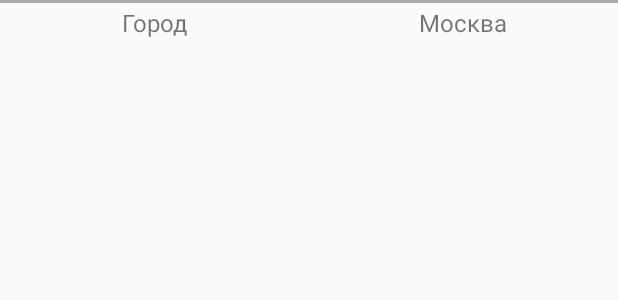
After one commit to DanielKolyabi/shippingagent, an Android app: the layout holder_task_details_filter_list_item.xml on its own in the app's theme, with its tools: preview values and no code run, on a phone screen of 412 x 824 dp. The commit adds this screen. Shown: the top 300 px of the screen. Run offline under Robolectric (Android 15) with nearby library versions, the phone set to English and light mode, and no system bars.

Commit message:
Task filters info instead of addresses if filters presented

```diff
--- a/app/src/main/java/ru/relabs/kurjercontroller/ui/fragments/taskInfo/TaskInfoModel.kt
+++ b/app/src/main/java/ru/relabs/kurjercontroller/ui/fragments/taskInfo/TaskInfoModel.kt
@@ -1,5 +1,6 @@
 package ru.relabs.kurjercontroller.ui.fragments.taskInfo
 
+import ru.relabs.kurjercontroller.models.FilterModel
 import ru.relabs.kurjercontroller.models.TaskItemModel
 import ru.relabs.kurjercontroller.models.TaskModel
 
@@ -9,5 +10,7 @@ import ru.relabs.kurjercontroller.models.TaskModel
 sealed class TaskInfoModel {
     class Task(val task: TaskModel) : TaskInfoModel()
     class TaskItem(val taskItem: TaskItemModel) : TaskInfoModel()
-    object DetailsTableHeader : TaskInfoModel()
+    class FilterItem(val filterName: String, val filterItem: FilterModel) : TaskInfoModel()
+    object DetailsAddressTableHeader : TaskInfoModel()
+    object DetailsFiltersTableHeader : TaskInfoModel()
 }
--- a/app/src/main/java/ru/relabs/kurjercontroller/ui/fragments/taskInfo/holders/InfoTableItemHolder.kt
+++ b/app/src/main/java/ru/relabs/kurjercontroller/ui/fragments/taskInfo/holders/InfoTableAddressItemHolder.kt
@@ -2,7 +2,7 @@ package ru.relabs.kurjercontroller.ui.fragments.taskInfo.holders
 
 import android.graphics.Color
 import android.view.View
-import kotlinx.android.synthetic.main.holder_task_details_list_item.view.*
+import kotlinx.android.synthetic.main.holder_task_details_address_list_item.view.*
 import ru.relabs.kurjer.ui.delegateAdapter.BaseViewHolder
 import ru.relabs.kurjercontroller.R
 import ru.relabs.kurjercontroller.models.TaskItemModel
@@ -11,7 +11,7 @@ import ru.relabs.kurjercontroller.ui.fragments.taskInfo.TaskInfoModel
 /**
  * Created by ProOrange on 29.08.2018.
  */
-class InfoTableItemHolder(itemView: View, val onInfoClicked: (item: TaskItemModel) -> Unit) :
+class InfoTableAddressItemHolder(itemView: View, val onInfoClicked: (item: TaskItemModel) -> Unit) :
     BaseViewHolder<TaskInfoModel>(itemView) {
     override fun onBindViewHolder(item: TaskInfoModel) {
         if (item !is TaskInfoModel.TaskItem) return
--- a/app/src/main/java/ru/relabs/kurjercontroller/ui/fragments/taskInfo/holders/InfoTableHeaderHolder.kt
+++ b/app/src/main/java/ru/relabs/kurjercontroller/ui/fragments/taskInfo/holders/InfoTableFiltersHeaderHolder.kt
@@ -7,8 +7,8 @@ import ru.relabs.kurjercontroller.ui.fragments.taskInfo.TaskInfoModel
 /**
  * Created by ProOrange on 29.08.2018.
  */
-class InfoTableHeaderHolder(itemView: View) : BaseViewHolder<TaskInfoModel>(itemView) {
+class InfoTableFiltersHeaderHolder(itemView: View) : BaseViewHolder<TaskInfoModel>(itemView) {
     override fun onBindViewHolder(item: TaskInfoModel) {
-        if (item !is TaskInfoModel.DetailsTableHeader) return
+        if (item !is TaskInfoModel.DetailsFiltersTableHeader) return
     }
 }
--- /dev/null
+++ b/app/src/main/res/layout/holder_task_details_filter_list_item.xml
@@ -0,0 +1,46 @@
+<?xml version="1.0" encoding="utf-8"?>
+<androidx.constraintlayout.widget.ConstraintLayout xmlns:android="http://schemas.android.com/apk/res/android"
+                                                   xmlns:app="http://schemas.android.com/apk/res-auto"
+                                                   android:layout_width="match_parent"
+                                                   android:layout_height="wrap_content">
+
+    <View
+            android:id="@+id/separator_line"
+            android:layout_width="0dp"
+            android:layout_height="2dp"
+            android:background="#AAA"
+            app:layout_constraintEnd_toEndOf="parent"
+            app:layout_constraintStart_toStartOf="parent"
+            app:layout_constraintTop_toTopOf="parent"/>
+
+
+    <TextView
+            android:id="@+id/col1_header"
+            android:layout_width="0dp"
+            android:layout_height="wrap_content"
+            android:gravity="center"
+            android:text="Город"
+            android:layout_marginTop="4dp"
+            android:layout_marginBottom="4dp"
+            app:layout_constraintBottom_toBottomOf="parent"
+            app:layout_constraintEnd_toStartOf="@+id/col2_header"
+            android:textSize="16sp"
+            app:layout_constraintHorizontal_bias="0.5"
+            app:layout_constraintStart_toStartOf="parent"
+            app:layout_constraintTop_toTopOf="parent"/>
+
+    <TextView
+            android:id="@+id/col2_header"
+            android:layout_width="0dp"
+            android:layout_height="wrap_content"
+            android:text="Москва"
+            android:gravity="center"
+            android:layout_marginTop="4dp"
+            android:layout_marginBottom="4dp"
+            app:layout_constraintBottom_toBottomOf="@+id/col1_header"
+            android:textSize="16sp"
+            app:layout_constraintEnd_toEndOf="parent"
+            app:layout_constraintHorizontal_bias="0.5"
+            app:layout_constraintStart_toEndOf="@+id/col1_header"
+            app:layout_constraintTop_toTopOf="@+id/col1_header"/>
+</androidx.constraintlayout.widget.ConstraintLayout>
```
Also changed, not shown: app/src/main/java/ru/relabs/kurjercontroller/models/TaskFiltersModel.kt (+12 -0 lines), app/src/main/java/ru/relabs/kurjercontroller/ui/fragments/taskInfo/TaskInfoFragment.kt (+52 -11 lines), app/src/main/java/ru/relabs/kurjercontroller/ui/fragments/taskInfo/delegates/InfoAddressItemDelegate.kt (added, +34 -0 lines), app/src/main/java/ru/relabs/kurjercontroller/ui/fragments/taskInfo/delegates/InfoAddressesHeaderDelegate.kt (renamed from app/src/main/java/ru/relabs/kurjercontroller/ui/fragments/taskInfo/delegates/InfoItemDelegate.kt, +10 -12 lines), app/src/main/java/ru/relabs/kurjercontroller/ui/fragments/taskInfo/delegates/InfoFilterItemDelegate.kt (added, +32 -0 lines), app/src/main/java/ru/relabs/kurjercontroller/ui/fragments/taskInfo/delegates/InfoFiltersHeaderDelegate.kt (renamed from app/src/main/java/ru/relabs/kurjercontroller/ui/fragments/taskInfo/delegates/InfoHeaderDelegate.kt, +5 -5 lines), app/src/main/java/ru/relabs/kurjercontroller/ui/fragments/taskInfo/holders/InfoTableAddressesHeaderHolder.kt (added, +14 -0 lines), app/src/main/java/ru/relabs/kurjercontroller/ui/fragments/taskInfo/holders/InfoTableFilterItemHolder.kt (added, +21 -0 lines), app/src/main/res/layout/holder_task_details_address_list_header.xml (added, +38 -0 lines), app/src/main/res/layout/holder_task_details_filter_list_header.xml (added, +43 -0 lines), app/src/main/res/layout/holder_task_details_list_header.xml (deleted, +0 -55 lines), app/src/main/res/layout/holder_task_details_address_list_item.xml (renamed from app/src/main/res/layout/holder_task_details_list_item.xml).
